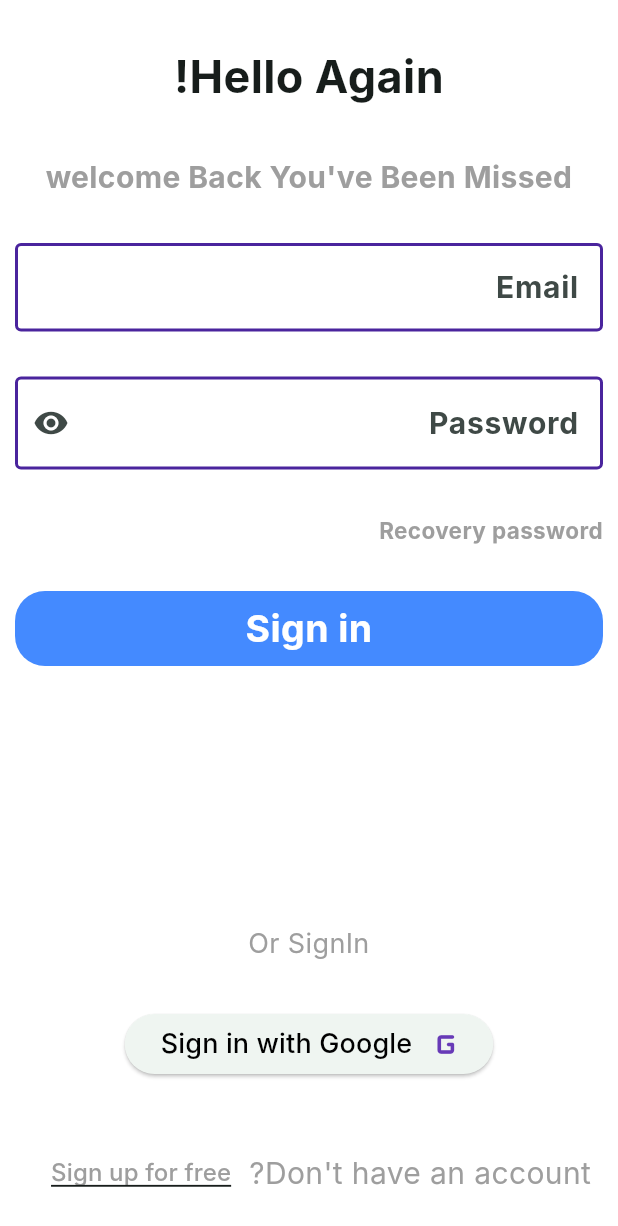
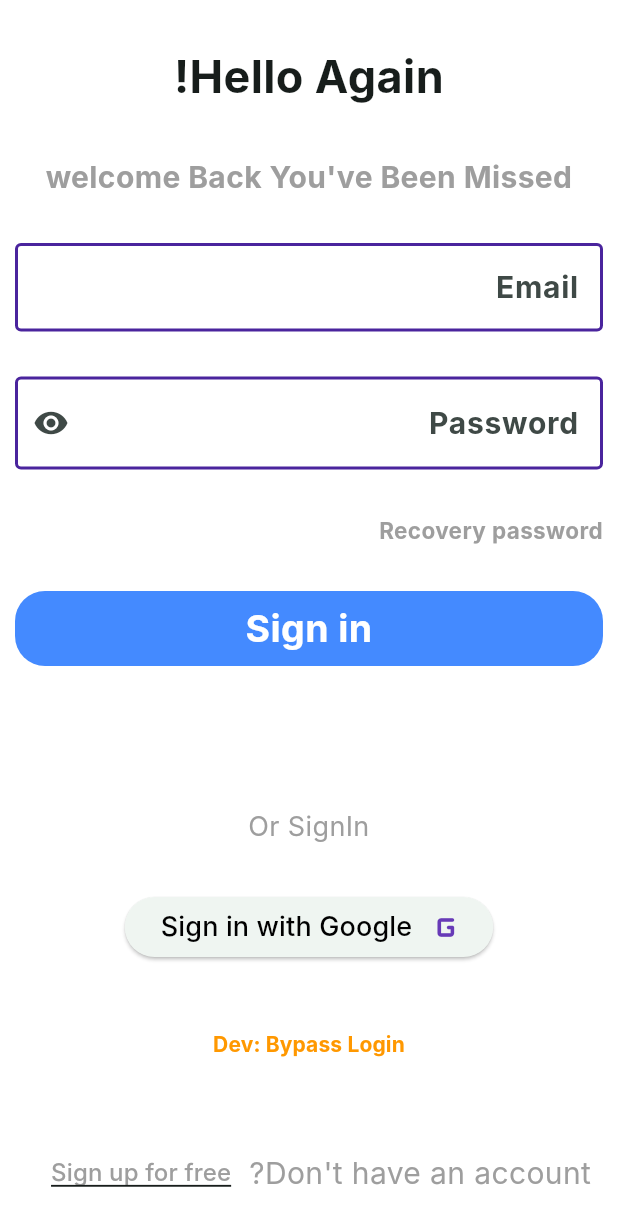
Before and after one commit to MeronaRomany/graduation_project, a Flutter app: the screen it shows after launch, on a phone screen of 412 x 824 dp. Shown: the top 1226 px of the screen. Run offline on Flutter 3.47's test engine with Material 3 defaults, Android fonts, the phone set to English and light mode, and no system bars; our stand-ins replace audioplayers, cloud_firestore, easy_localization, equatable, firebase_auth, firebase_core and 4 more; missing offline and left inert: agora_rtc_engine, onnxruntime, record; accounts and stored records are empty; Roboto replaces fonts that are missing (Inter).

Commit message:
chore: add dev bypass login button, ignore AI models directory, and update record package dependencies

```diff
--- a/lib/features/Auth/sign_in_page.dart
+++ b/lib/features/Auth/sign_in_page.dart
@@ -236,6 +236,27 @@ class _SignInPageState extends State<SignInPage> {
                       color: Colors.deepPurple,
                     )),
 
+                // Dev bypass button
+                TextButton(
+                  onPressed: () async {
+                    await UserStorageService().saveUser(
+                      uid: 'dev-demo-user',
+                      name: 'Dev Demo User',
+                      email: 'dev@demo.com',
+                      level: 'A1',
+                    );
+                    Navigator.pushReplacementNamed(context, MainView.routeName);
+                  },
+                  child: Text(
+                    'Dev: Bypass Login',
+                    style: TextStyle(
+                      color: Colors.orange,
+                      fontSize: 14,
+                      fontWeight: FontWeight.bold,
+                    ),
+                  ),
+                ),
+
                 Padding(
                   padding: const EdgeInsets.all(8.0),
                   child: Row(
--- a/lib/features/Auth/sign_up_page.dart
+++ b/lib/features/Auth/sign_up_page.dart
@@ -2,6 +2,7 @@ import 'package:firebase_auth/firebase_auth.dart';
 import 'package:flutter/material.dart';
 import 'package:graduation_app/features/home/presentation/view/main_view.dart';
 import '../../services/firestore_service.dart';
+import '../../services/user_storage_services.dart';
 
 class SignUpPage extends StatefulWidget {
 
@@ -260,6 +261,28 @@ class _SignUpPageState extends State<SignUpPage> {
                   ),
                 ),
                 Spacer(),
+
+                // Dev bypass button
+                TextButton(
+                  onPressed: () async {
+                    await UserStorageService().saveUser(
+                      uid: 'dev-demo-user',
+                      name: 'Dev Demo User',
+                      email: 'dev@demo.com',
+                      level: 'A1',
+                    );
+                    Navigator.pushReplacementNamed(context, MainView.routeName);
+                  },
+                  child: Text(
+                    'Dev: Bypass Login',
+                    style: TextStyle(
+                      color: Colors.orange,
+                      fontSize: 14,
+                      fontWeight: FontWeight.bold,
+                    ),
+                  ),
+                ),
+
                 Padding(
                   padding: const EdgeInsets.all(8.0),
                   child: Row(
--- a/pubspec.yaml
+++ b/pubspec.yaml
@@ -29,13 +29,16 @@ dependencies:
   permission_handler: ^12.0.1
   shared_preferences: ^2.5.5
   onnxruntime: ^1.4.1
-  record: ^5.1.0
+  record: ^5.1.2
   audioplayers: ^5.2.1
 
 dev_dependencies:
   flutter_lints: ^5.0.0
   flutter_test:
     sdk: flutter
+
+dependency_overrides:
+  record_linux: ^1.3.0
 
 flutter:
   uses-material-design: true
```
Also changed, not shown: pubspec.lock, 1 other file.
